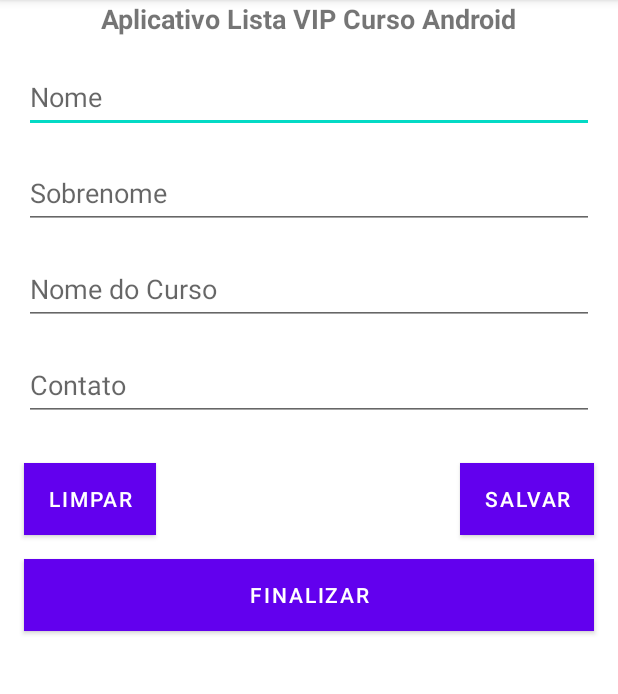
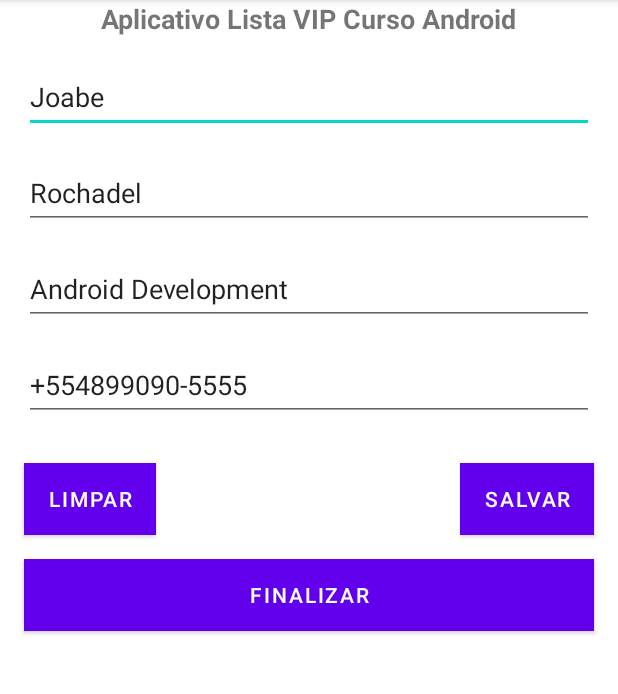
Before and after one commit to JoabeRochadel/AppListaCursoAndroid, an Android app: the screen it shows after launch (MainActivity), on a phone screen of 412 x 824 dp, the part 84-778 px from its top. Run offline under Robolectric (Android 15) with nearby library versions, the phone set to English and light mode, and no system bars.

```diff
--- a/app/src/main/java/devandroid/joabe/applistacurso/model/Person.java
+++ b/app/src/main/java/devandroid/joabe/applistacurso/model/Person.java
@@ -1,4 +1,6 @@
 package devandroid.joabe.applistacurso.model;
+
+import androidx.annotation.NonNull;
 
 public class Person {
     private String name;
@@ -6,7 +8,12 @@ public class Person {
     private String nameCourse;
     private String numberContact;
 
-    public Person(){}
+    public Person(String name, String secondName, String nameCourse, String numberContact) {
+        this.name = name;
+        this.secondName = secondName;
+        this.nameCourse = nameCourse;
+        this.numberContact = numberContact;
+    }
 
     public String getName() {
         return name;
@@ -39,4 +46,14 @@ public class Person {
     public void setNumberContact(String numberContact) {
         this.numberContact = numberContact;
     }
+
+    @Override
+    public String toString() {
+        return "Pessoa{" +
+                "primeiroNome='" + name + '\'' +
+                ", sobreNome='" + secondName + '\'' +
+                ", cursoDesejado='" + nameCourse + '\'' +
+                ", telefoneContato='" + numberContact + '\'' +
+                '}';
+    }
 }
--- a/app/src/main/java/devandroid/joabe/applistacurso/view/MainActivity.java
+++ b/app/src/main/java/devandroid/joabe/applistacurso/view/MainActivity.java
@@ -2,17 +2,76 @@ package devandroid.joabe.applistacurso.view;
 
 import androidx.appcompat.app.AppCompatActivity;
 import android.os.Bundle;
+import android.view.View;
+import android.widget.Button;
+import android.widget.EditText;
+import android.widget.Toast;
 
 import devandroid.joabe.applistacurso.R;
 import devandroid.joabe.applistacurso.model.Person;
 
 public class MainActivity extends AppCompatActivity {
-    Person person;
+
+    Person person1;
+    EditText editFirstName;
+    EditText editSecondName;
+    EditText editCourse;
+    EditText editContact;
+
+    Button buttonClean;
+    Button buttonSave;
+    Button buttonFinish;
+
     @Override
     protected void onCreate(Bundle savedInstanceState) {
         super.onCreate(savedInstanceState);
         setContentView(R.layout.activity_main);
 
-        person = new Person();
+        person1 = new Person("Joabe", "Rochadel", "Android Development", "+554899090-5555");
+
+        editFirstName =  findViewById(R.id.editFirstName);
+        editSecondName = findViewById(R.id.editSecondName);
+        editCourse = findViewById(R.id.editCourse);
+        editContact = findViewById(R.id.editContact);
+
+        buttonClean = findViewById(R.id.buttonClean);
+        buttonSave = findViewById(R.id.buttonSave);
+        buttonFinish = findViewById(R.id.buttonFinish);
+
+        editFirstName.setText(person1.getName());
+        editSecondName.setText(person1.getSecondName());
+        editCourse.setText(person1.getNameCourse());
+        editContact.setText(person1.getNumberContact());
+
+        buttonClean.setOnClickListener(new View.OnClickListener() {
+            @Override
+            public void onClick(View view) {
+                editFirstName.setText("");
+                editSecondName.setText("");
+                editCourse.setText("");
+                editContact.setText("");
+            }
+        });
+
+        buttonSave.setOnClickListener(new View.OnClickListener() {
+            @Override
+            public void onClick(View view) {
+                Toast.makeText(MainActivity.this, "Volte Sempre!", Toast.LENGTH_LONG).show();
+            }
+        });
+
+        buttonFinish.setOnClickListener(new View.OnClickListener() {
+            @Override
+            public void onClick(View view) {
+                person1.setName(editFirstName.getText().toString());
+                person1.setSecondName(editSecondName.getText().toString());
+                person1.setNumberContact(editContact.getText().toString());
+                person1.setNameCourse(editCourse.getText().toString());
+
+                Toast.makeText(MainActivity.this, "Salvo: " + person1.toString(), Toast.LENGTH_LONG).show();
+            }
+        });
+
+
     }
 }
--- a/app/src/main/res/layout/activity_main.xml
+++ b/app/src/main/res/layout/activity_main.xml
@@ -48,7 +48,7 @@
         app:layout_constraintTop_toBottomOf="@id/editFirstName" />
 
     <EditText
-        android:id="@+id/editTextCourse"
+        android:id="@+id/editCourse"
         android:layout_width="match_parent"
         android:layout_height="48dp"
         android:layout_margin="16dp"
@@ -63,7 +63,7 @@
         app:layout_constraintTop_toBottomOf="@id/editSecondName" />
 
     <EditText
-        android:id="@+id/editTextContact"
+        android:id="@+id/editContact"
         android:layout_width="match_parent"
         android:layout_height="48dp"
         android:layout_margin="16dp"
@@ -75,7 +75,7 @@
         app:layout_constraintEnd_toEndOf="parent"
         app:layout_constraintHorizontal_bias="0.25"
         app:layout_constraintStart_toStartOf="parent"
-        app:layout_constraintTop_toBottomOf="@id/editTextCourse" />
+        app:layout_constraintTop_toBottomOf="@id/editCourse" />
 
     <Button
         android:id="@+id/buttonClean"
@@ -87,7 +87,7 @@
         android:text="@string/button_clean"
         android:background="@color/colorButton"
         app:layout_constraintStart_toStartOf="parent"
-        app:layout_constraintTop_toBottomOf="@+id/editTextContact" />
+        app:layout_constraintTop_toBottomOf="@+id/editContact" />
 
     <Button
         android:id="@+id/buttonSave"
@@ -100,7 +100,7 @@
         app:layout_constraintEnd_toEndOf="parent"
         app:layout_constraintHorizontal_bias="1.0"
         app:layout_constraintStart_toEndOf="@+id/buttonClean"
-        app:layout_constraintTop_toBottomOf="@+id/editTextContact" />
+        app:layout_constraintTop_toBottomOf="@+id/editContact" />
 
     <Button
         android:id="@+id/buttonFinish"
```
